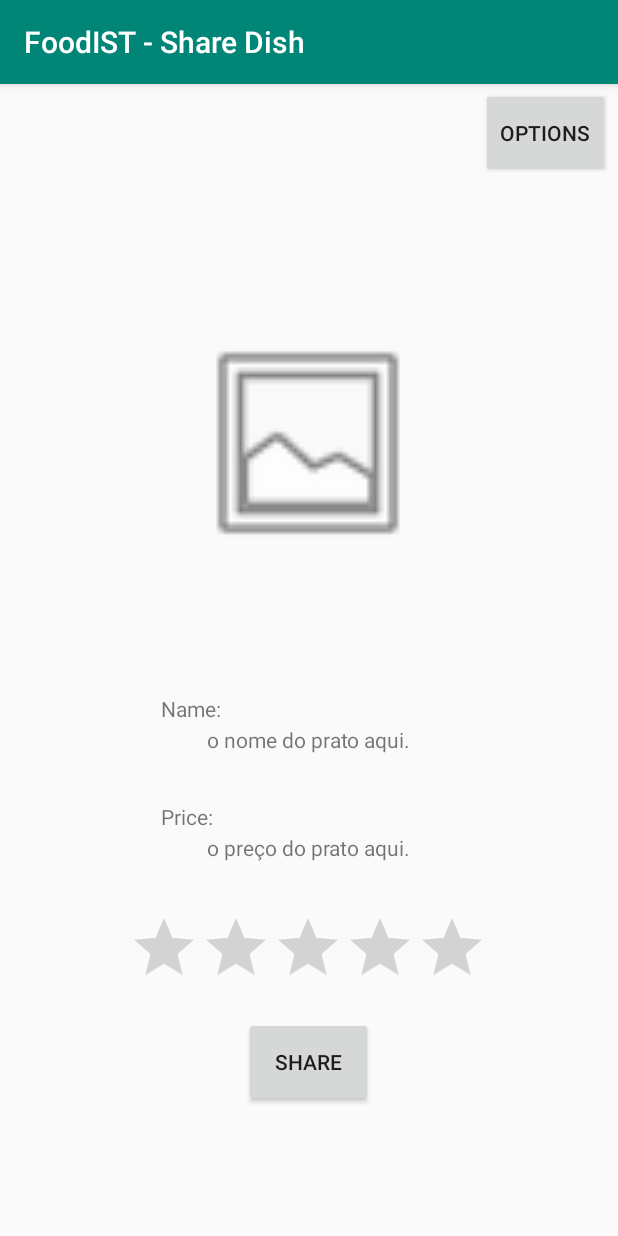
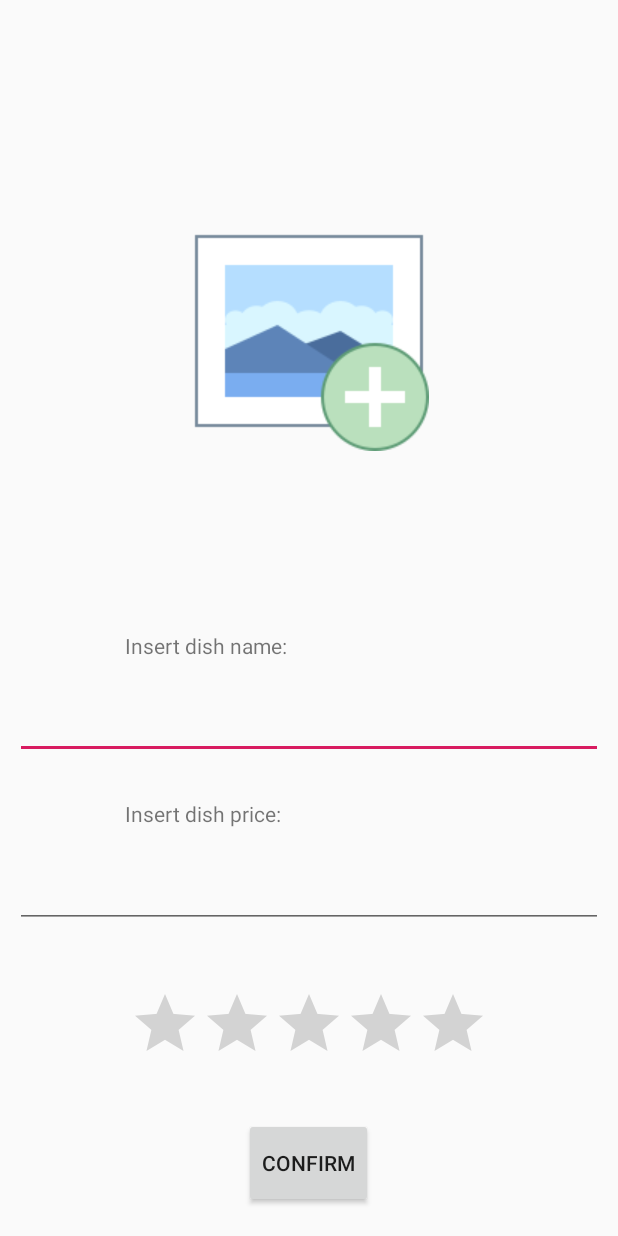
Before and after one commit to dmmnjaws/CMU-2019-2020, an Android app: the DishUploadActivity screen opened directly, with no data from a screen before it, on a phone screen of 412 x 824 dp. Run offline under Robolectric (Android 15) with nearby library versions, the phone set to English and light mode, and no system bars.

Commit message:
fixed bugs

```diff
--- a/app/src/main/AndroidManifest.xml
+++ b/app/src/main/AndroidManifest.xml
@@ -12,7 +12,6 @@
         android:roundIcon="@mipmap/ic_launcher_round"
         android:supportsRtl="true"
         android:theme="@style/AppTheme">
-        <activity android:name=".AddDishActivity"/>
         <activity android:name=".DishUploadActivity"/>
         <activity android:name=".DishPictureActivity" />
         <activity android:name=".DishActivity"/>
--- a/app/src/main/java/pt/ulisboa/tecnico/cmov/foodist/DiningPlaceActivity.java
+++ b/app/src/main/java/pt/ulisboa/tecnico/cmov/foodist/DiningPlaceActivity.java
@@ -63,7 +63,7 @@ public class DiningPlaceActivity extends AppCompatActivity implements AdapterVie
             @Override
             public void onClick(View v){
 
-                Intent intent = new Intent(DiningPlaceActivity.this, AddDishActivity.class);
+                Intent intent = new Intent(DiningPlaceActivity.this, DishUploadActivity.class);
                 intent.putExtra("diningOptionName", diningOption.getName());
                 startActivity(intent);
             }
--- a/app/src/main/java/pt/ulisboa/tecnico/cmov/foodist/Dish.java
+++ b/app/src/main/java/pt/ulisboa/tecnico/cmov/foodist/Dish.java
@@ -23,7 +23,7 @@ public class Dish implements Serializable {
 
     public Dish(String name, String cost, float rating, Bitmap thumbnail, String userName){
         this.name = name;
-        this.cost = cost;
+        this.cost = cost + " €";
         this.rating = rating;
         this.thumbnail = Bitmap.createScaledBitmap(thumbnail, 50, 50, false);
         this.voterRatings = new HashMap<>();
--- a/app/src/main/java/pt/ulisboa/tecnico/cmov/foodist/DishUploadActivity.java
+++ b/app/src/main/java/pt/ulisboa/tecnico/cmov/foodist/DishUploadActivity.java
@@ -1,33 +1,93 @@
 package pt.ulisboa.tecnico.cmov.foodist;
 
-import androidx.appcompat.app.AppCompatActivity;
+import android.app.Activity;
+import android.content.Intent;
+import android.graphics.Bitmap;
+import android.graphics.BitmapFactory;
+import android.net.Uri;
+import android.os.Bundle;
+import android.os.PersistableBundle;
+import android.view.View;
+import android.widget.EditText;
+import android.widget.ImageButton;
+import android.widget.ImageView;
+import android.widget.RatingBar;
+import android.widget.TextView;
+import android.widget.Toast;
 
-import android.content.Intent;
-import android.os.Bundle;
-import android.view.View;
+import androidx.annotation.Nullable;
 
-public class DishUploadActivity extends AppCompatActivity {
+import java.io.IOException;
+import java.io.InputStream;
+
+public class DishUploadActivity extends Activity {
+
+    private static final int GALLERY_REQUEST_CODE = 100;
+    private String diningOptionName;
+    private GlobalState globalState;
+    private Bitmap dishImage;
 
     @Override
-    protected void onCreate(Bundle savedInstanceState) {
+    public void onCreate(Bundle savedInstanceState) {
         super.onCreate(savedInstanceState);
+
         setContentView(R.layout.activity_dish_upload);
-        this.setTitle("FoodIST - Share Dish");
+        this.setTitle("FoodIST - Adding new dish");
+
+        this.globalState = (GlobalState) getApplication();
+        this.diningOptionName = (String) getIntent().getSerializableExtra("diningOptionName");
+
     }
 
-    public void optionsButtonOnClick(View view) {
+    @Override
+    public void onResume(){
+        super.onResume();
 
-        Intent intent = new Intent(DishUploadActivity.this, UserProfileActivity.class);
-        startActivity(intent);
+        if(dishImage != null) {
+            ((ImageView) findViewById(R.id.dishPicture)).setImageBitmap(this.dishImage);
+        }else{
+            ((ImageView) findViewById(R.id.dishPicture)).setImageBitmap(this.globalState.customBitMapper(getResources().getIdentifier("uploadimage", "drawable", getPackageName())));
+        }
     }
 
-    public void shareButtonOnClick(View view) {
-
-        //TO DO share dish (load into database)
+    public void addImageOnClick(View view){
+        Intent intent = new Intent(Intent.ACTION_PICK);
+        intent.setType("image/*");
+        String[] mimeTypes = {"image/jpeg", "image/png"};
+        intent.putExtra(Intent.EXTRA_MIME_TYPES,mimeTypes);
+        startActivityForResult(intent,GALLERY_REQUEST_CODE);
     }
 
-    public void dishPictureOnClick(View view) {
+    public void addDishButtonOnClick(View view){
 
-        // TO DO upload dish picture
+        String dishName = ((EditText) findViewById(R.id.insertDishName)).getText().toString();
+        String dishPrice = ((EditText) findViewById(R.id.insertPrice)).getText().toString();
+        float dishRating = ((RatingBar) findViewById(R.id.ratingBar)).getRating();
+
+        if(dishName == null || dishPrice == null || dishImage == null) {
+            Toast.makeText(getApplicationContext(), "You forgot one or more parameters!", Toast.LENGTH_SHORT).show();
+            return;
+        }
+
+        Dish newDish = new Dish(dishName, dishPrice, dishRating, this.dishImage, this.globalState.getUsername());
+        this.globalState.getDiningOption(this.diningOptionName).addDish(newDish);
+
+        finish();
     }
+
+    @Override
+    public void onActivityResult(int requestCode,int resultCode,Intent data) {
+        super.onActivityResult(requestCode, resultCode, data);
+
+        if (resultCode == RESULT_OK && requestCode == GALLERY_REQUEST_CODE) {
+            try {
+                Uri selectedImage = data.getData();
+                InputStream imageStream = getContentResolver().openInputStream(selectedImage);
+                this.dishImage = BitmapFactory.decodeStream(imageStream);
+            } catch (IOException exception) {
+                exception.printStackTrace();
+            }
+        }
+    }
+
 }
--- a/app/src/main/res/layout/activity_dish_upload.xml
+++ b/app/src/main/res/layout/activity_dish_upload.xml
@@ -6,49 +6,39 @@
     android:layout_height="match_parent"
     tools:context=".DishUploadActivity">
 
-    <Button
-        android:id="@+id/optionsButton"
-        android:layout_width="86dp"
-        android:layout_height="60dp"
-        android:text="Options"
+    <TextView
+        android:id="@+id/insertDishNameTextView"
+        android:layout_width="wrap_content"
+        android:layout_height="wrap_content"
+        android:text="Insert dish name:"
         app:layout_constraintBottom_toBottomOf="parent"
-        app:layout_constraintHorizontal_bias="0.984"
+        app:layout_constraintHorizontal_bias="0.274"
         app:layout_constraintLeft_toLeftOf="parent"
         app:layout_constraintRight_toRightOf="parent"
         app:layout_constraintTop_toTopOf="parent"
-        app:layout_constraintVertical_bias="0.004"
-        android:onClick="optionsButtonOnClick"/>
+        app:layout_constraintVertical_bias="0.523" />
 
     <TextView
-        android:id="@+id/dishNameTextView"
+        android:id="@+id/insertPriceTextView"
         android:layout_width="wrap_content"
         android:layout_height="wrap_content"
-        android:text="Name:"
+        android:layout_marginRight="216dp"
+        android:text="Insert dish price:"
         app:layout_constraintBottom_toBottomOf="parent"
-        app:layout_constraintHorizontal_bias="0.288"
-        app:layout_constraintLeft_toLeftOf="parent"
+        app:layout_constraintHorizontal_bias="0.0"
+        app:layout_constraintLeft_toLeftOf="@+id/insertDishNameTextView"
         app:layout_constraintRight_toRightOf="parent"
         app:layout_constraintTop_toTopOf="parent"
-        app:layout_constraintVertical_bias="0.543" />
+        app:layout_constraintVertical_bias="0.662" />
 
-    <TextView
-        android:id="@+id/dishPriceTextView"
-        android:layout_width="wrap_content"
-        android:layout_height="wrap_content"
-        android:text="Price:"
-        app:layout_constraintLeft_toLeftOf="@+id/dishNameTextView"
+    <EditText
+        android:id="@+id/insertDishName"
+        android:layout_width="392dp"
+        android:layout_height="60dp"
+        android:gravity="center_horizontal"
+        android:inputType="text"
         app:layout_constraintBottom_toBottomOf="parent"
-        app:layout_constraintTop_toTopOf="parent"
-        app:layout_constraintVertical_bias="0.639" />
-
-    <TextView
-        android:id="@+id/dishName"
-        android:layout_width="406dp"
-        android:layout_height="36dp"
-        android:gravity="center_horizontal"
-        android:text="o nome do prato aqui."
-        app:layout_constraintBottom_toBottomOf="parent"
-        app:layout_constraintHorizontal_bias="0.4"
+        app:layout_constraintHorizontal_bias="0.5"
         app:layout_constraintLeft_toLeftOf="parent"
         app:layout_constraintRight_toRightOf="parent"
         app:layout_constraintTop_toTopOf="parent"
@@ -59,50 +49,50 @@
         android:layout_width="160dp"
         android:layout_height="169dp"
         android:layout_gravity="left|center_horizontal"
+        android:onClick="addImageOnClick"
         app:layout_constraintBottom_toBottomOf="parent"
-        app:layout_constraintHorizontal_bias="0.498"
+        app:layout_constraintHorizontal_bias="0.5"
         app:layout_constraintLeft_toLeftOf="parent"
         app:layout_constraintRight_toRightOf="parent"
         app:layout_constraintTop_toTopOf="parent"
-        app:layout_constraintVertical_bias="0.258"
-        app:srcCompat="@android:drawable/ic_menu_gallery"
-        android:onClick="dishPictureOnClick" />
+        app:layout_constraintVertical_bias="0.208"
+        android:src="@mipmap/ic_default_profile_picture_foreground" />
 
-    <TextView
-        android:id="@+id/dishPrice"
-        android:layout_width="406dp"
-        android:layout_height="36dp"
+    <EditText
+        android:id="@+id/insertPrice"
+        android:layout_width="392dp"
+        android:layout_height="60dp"
         android:gravity="center_horizontal"
-        android:text="o preço do prato aqui."
+        android:inputType="numberDecimal"
         app:layout_constraintBottom_toBottomOf="parent"
-        app:layout_constraintHorizontal_bias="0.4"
+        app:layout_constraintHorizontal_bias="0.5"
         app:layout_constraintLeft_toLeftOf="parent"
         app:layout_constraintRight_toRightOf="parent"
         app:layout_constraintTop_toTopOf="parent"
-        app:layout_constraintVertical_bias="0.682" />
+        app:layout_constraintVertical_bias="0.731" />
 
     <RatingBar
         android:id="@+id/ratingBar"
         android:layout_width="wrap_content"
         android:layout_height="wrap_content"
         app:layout_constraintBottom_toBottomOf="parent"
-        app:layout_constraintHorizontal_bias="0.497"
+        app:layout_constraintHorizontal_bias="0.5"
         app:layout_constraintLeft_toLeftOf="parent"
         app:layout_constraintRight_toRightOf="parent"
         app:layout_constraintTop_toTopOf="parent"
-        app:layout_constraintVertical_bias="0.777" />
+        app:layout_constraintVertical_bias="0.859" />
 
     <Button
-        android:id="@+id/shareButton"
+        android:id="@+id/addDishButton"
         android:layout_width="86dp"
         android:layout_height="60dp"
-        android:onClick="shareButtonOnClick"
-        android:text="Share"
+        android:onClick="addDishButtonOnClick"
+        android:text="Confirm"
         app:layout_constraintBottom_toBottomOf="parent"
         app:layout_constraintHorizontal_bias="0.498"
         app:layout_constraintLeft_toLeftOf="parent"
         app:layout_constraintRight_toRightOf="parent"
         app:layout_constraintTop_toTopOf="parent"
-        app:layout_constraintVertical_bias="0.879" />
+        app:layout_constraintVertical_bias="0.976" />
 
 </androidx.constraintlayout.widget.ConstraintLayout>
```
Also changed, not shown: app/src/main/java/pt/ulisboa/tecnico/cmov/foodist/AddDishActivity.java (deleted, +0 -87 lines), app/src/main/java/pt/ulisboa/tecnico/cmov/foodist/GlobalState.java (+4 -4 lines), app/src/main/res/layout/activity_add_dish_form.xml (deleted, +0 -96 lines), app/src/main/res/drawable/uploadimage.png (added).
